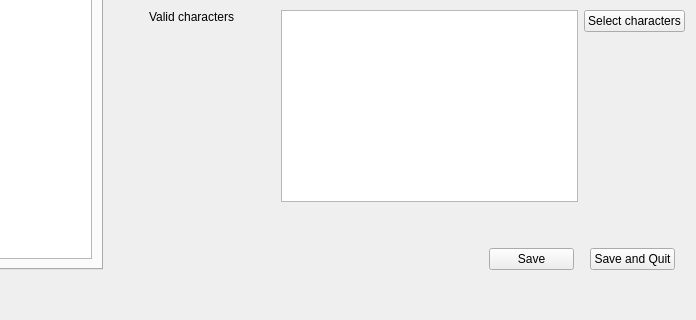
First picture: the form in checkfrench/ui/project_manager/project_manager.ui, repository Silous888/RawTextCheck, before the edit; both pictures show x 408 to 1104 and y 322 to 642 of the 1104 by 642 pixel window.
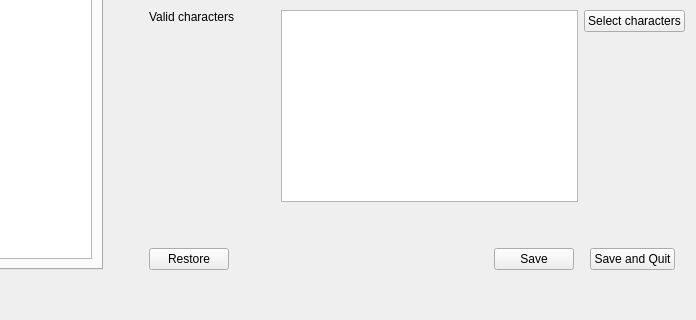
Second picture: the form after the edit. Custom widgets are drawn as their Qt base class.

The edit to the form file:
```diff
--- a/checkfrench/ui/project_manager/project_manager.ui
+++ b/checkfrench/ui/project_manager/project_manager.ui
@@ -639,7 +639,14 @@
           </spacer>
          </item>
          <item>
-          <layout class="QHBoxLayout" name="horizontalLayout_Save" stretch="4,1,0,1,0">
+          <layout class="QHBoxLayout" name="horizontalLayout_Save" stretch="0,1,0,0,0,0">
+           <item>
+            <widget class="QPushButton" name="pushButton_restore">
+             <property name="text">
+              <string>Restore</string>
+             </property>
+            </widget>
+           </item>
            <item>
             <spacer name="horizontalSpacer_Save_2">
              <property name="orientation">
@@ -716,6 +723,13 @@
    </item>
   </layout>
  </widget>
+ <customwidgets>
+  <customwidget>
+   <class>DataTableView</class>
+   <extends>QTableView</extends>
+   <header>checkfrench/ui/widgets/data_tableview.h</header>
+  </customwidget>
+ </customwidgets>
  <resources/>
  <connections/>
 </ui>
```
Left out of the diff: 8 changed lines with no effect on the pictures.
